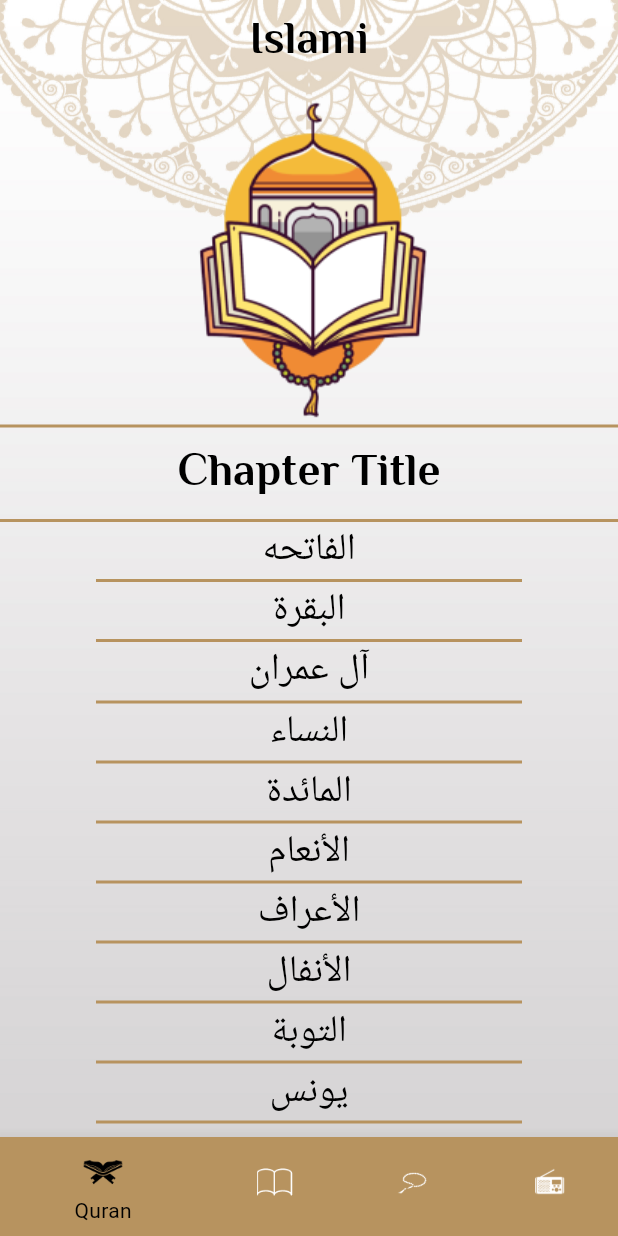
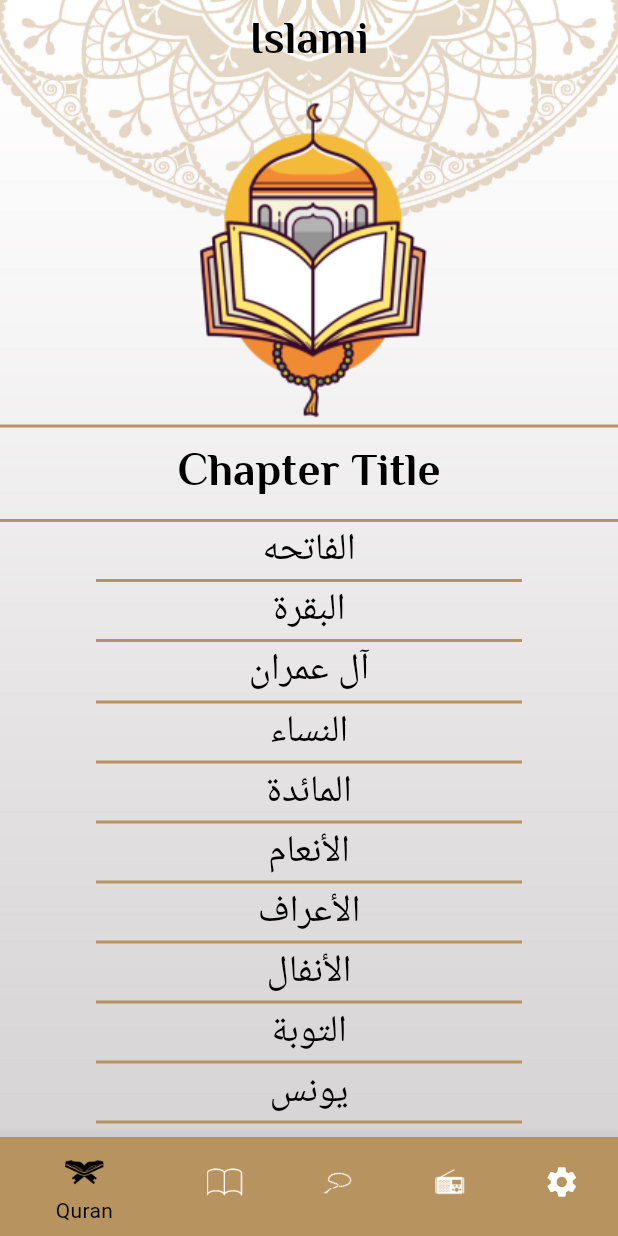
Before and after one commit to mohamednabiltraining/islami-c11, a Flutter app: the screen it shows after launch, on a phone screen of 412 x 824 dp. Run offline on Flutter 3.47's test engine with Material 3 defaults, Android fonts, the phone set to English and light mode, and no system bars; generated files the repository leaves out were written again.

Commit message:
feat: settings Tab Design

```diff
--- a/lib/l10n/app_ar.arb
+++ b/lib/l10n/app_ar.arb
@@ -5,5 +5,6 @@
   "hadethTab": "الحديث",
   "radioTab": "الاذاعه",
   "tasbehTab": "التسبيح",
-  "hadethNum": "رقم الحديث"
+  "hadethNum": "رقم الحديث",
+  "settings": "الاعدادات"
 }
--- a/lib/l10n/app_en.arb
+++ b/lib/l10n/app_en.arb
@@ -5,5 +5,6 @@
   "hadethTab": "Hadeth",
   "radioTab": "Radio",
   "tasbehTab": "Mention",
-  "hadethNum": "Hadeth Num"
+  "hadethNum": "Hadeth Num",
+  "settings": "Settings"
 }
--- a/lib/ui/home/BottomNavItem.dart
+++ b/lib/ui/home/BottomNavItem.dart
@@ -3,9 +3,12 @@ import 'package:islami_c11/ui/ui_utils.dart';
 
 class BottomNavItem extends BottomNavigationBarItem {
   BottomNavItem(
-    String title,
-    String iconPath, Color backgroundColor) : super(
-            icon: ImageIcon(AssetImage(getFullPathImage(iconPath))),
+    String title, Color backgroundColor,
+      {String? iconPath, Icon? mainIcon = null})
+      : super(
+            icon: mainIcon != null
+                ? mainIcon
+                : ImageIcon(AssetImage(getFullPathImage(iconPath!))),
             label: title,
             // how to get theme object
             backgroundColor: backgroundColor);
--- a/lib/ui/home/home_screen.dart
+++ b/lib/ui/home/home_screen.dart
@@ -4,6 +4,7 @@ import 'package:islami_c11/ui/home/BottomNavItem.dart';
 import 'package:islami_c11/ui/home/hadeth/hadeth_tab.dart';
 import 'package:islami_c11/ui/home/quran/quran_tab.dart';
 import 'package:islami_c11/ui/home/radio/radio_tab.dart';
+import 'package:islami_c11/ui/home/settings/SettingsTab.dart';
 import 'package:islami_c11/ui/home/tasbeh/tasbeh_tab.dart';
 import 'package:islami_c11/ui/ui_utils.dart';
 
@@ -37,17 +38,30 @@ class _HomeScreenState extends State<HomeScreen> {
         currentIndex: selectedIndex,
         items: [
           BottomNavItem(
-              appTranslations(context).quranTab, 'ic_quran.png', Theme.of(context).colorScheme.primary),
+            appTranslations(context).quranTab,
+            Theme.of(context).colorScheme.primary,
+            iconPath: 'ic_quran.png',
+          ),
           BottomNavItem(
-              appTranslations(context).hadethTab, 'ic_hadeth.png', Theme.of(context).colorScheme.primary),
+            appTranslations(context).hadethTab,
+            Theme.of(context).colorScheme.primary,
+            iconPath: 'ic_hadeth.png',
+          ),
+          BottomNavItem(appTranslations(context).tasbehTab,
+              Theme.of(context).colorScheme.primary,
+              iconPath: 'ic_sebha.png'),
           BottomNavItem(
-              appTranslations(context).tasbehTab, 'ic_sebha.png', Theme.of(context).colorScheme.primary),
-          BottomNavItem(
-              appTranslations(context).radioTab , 'ic_radio.png', Theme.of(context).colorScheme.primary),
+            appTranslations(context).radioTab,
+            Theme.of(context).colorScheme.primary,
+            iconPath: 'ic_radio.png',
+          ),
+          BottomNavItem(appTranslations(context).settings,
+              Theme.of(context).colorScheme.primary,
+              mainIcon: Icon(Icons.settings)),
         ],
       ),
     ));
   }
 
-  var tabs = [QuranbTab(), HadethTab(), TasbehTab(), RadioTab()];
+  var tabs = [QuranbTab(), HadethTab(), TasbehTab(), RadioTab(), SettingsTab()];
 }
```
Also changed, not shown: lib/ui/home/settings/LanguageBottomSheet.dart (added, +48 -0 lines), lib/ui/home/settings/SettingsTab.dart (added, +98 -0 lines), lib/ui/home/settings/ThemeBottomSheet.dart (added, +48 -0 lines).
